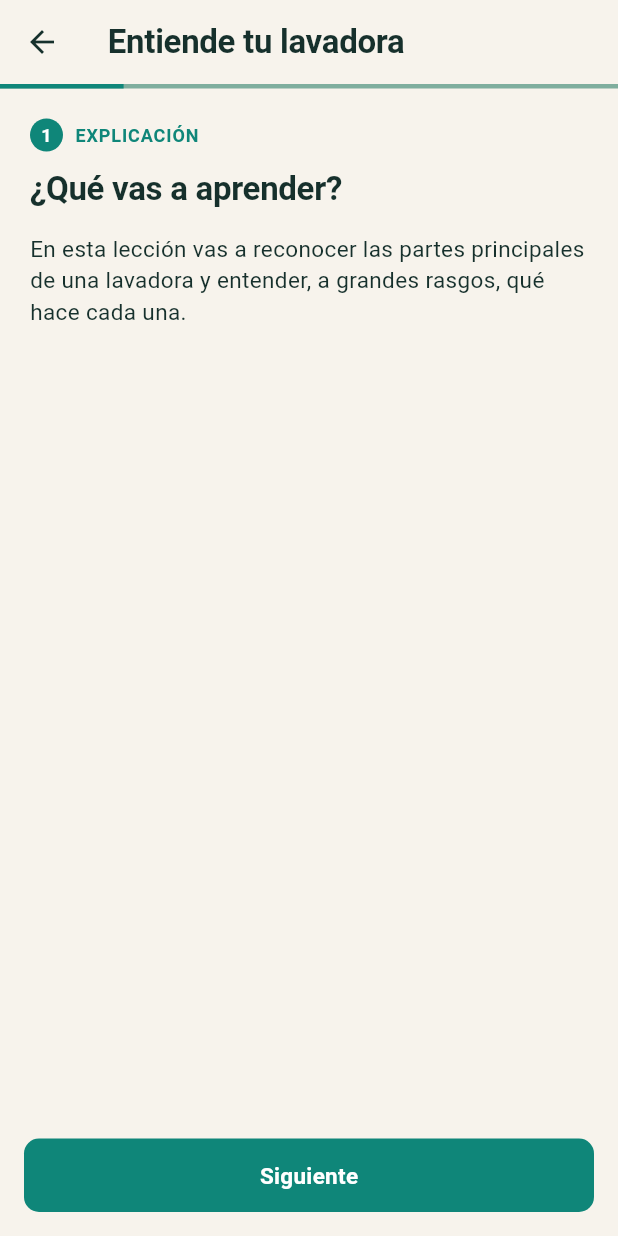
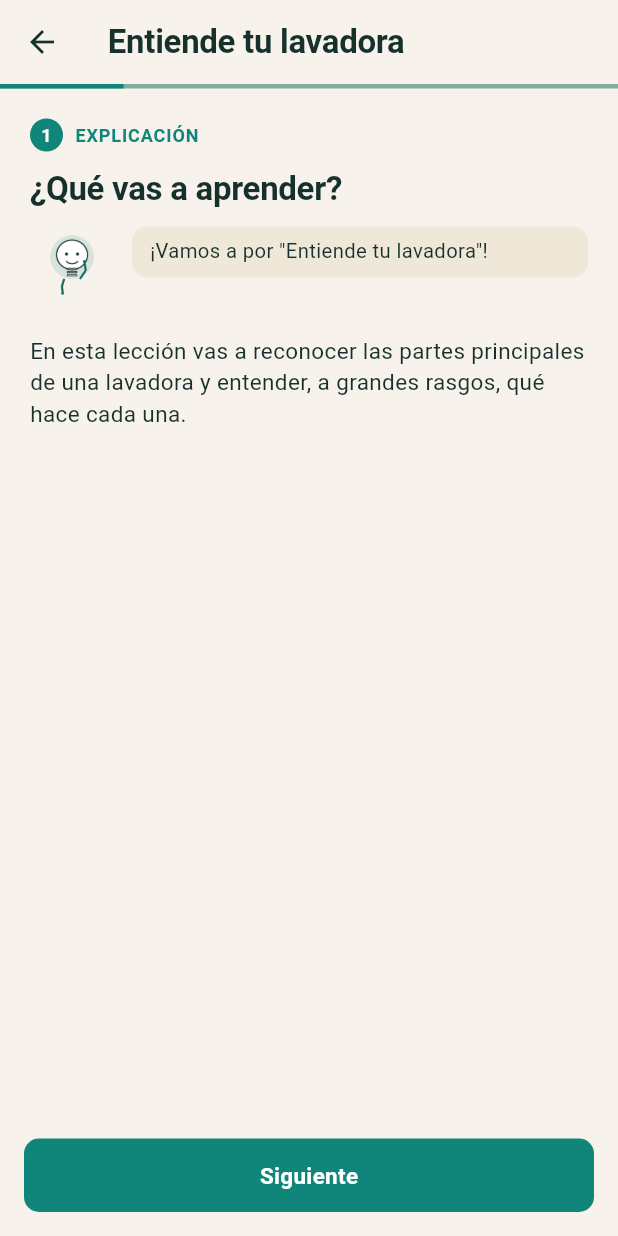
Before and after one commit to luisgc020300-beep/Lumio, a Flutter app: the LeccionScreen screen opened directly with sample values from the repository, on a phone screen of 412 x 824 dp. Run offline on Flutter 3.47's test engine with Material 3 defaults, Android fonts, the phone set to English and light mode, and no system bars; our stand-ins replace cached_network_image, cloud_firestore, cloud_functions, firebase_analytics, firebase_auth, firebase_core and 4 more; missing offline and left inert: firebase_app_check; accounts and stored records are empty.

Commit message:
feat: Lumio 2.0 Fase 2 -- profesor virtual 2D
Personaje reconocible (reutiliza la identidad de marca: el icono de
Lumio ya es una bombilla, aqui personificada) con 3 poses fijas --
saludo, celebrando, animando -- generadas localmente con el mismo
pipeline de ilustraciones ya usado. Mensajes contextuales fijos y
revisados en lib/data/mensajes_profesor.dart (NO hay generacion por IA
ni conversacion real: son frases ancladas al estado del alumno, con
rotacion deterministica por id de leccion para no repetir literalmente
el mismo mensaje en toda la app).

Integrado de forma selectiva en leccion_screen.dart (bienvenida del
primer paso, pista antes de responder el quiz, feedback tras acertar o
fallar junto al banner ya existente -- nunca lo sustituye --, y cierre
de leccion) y una tarjeta en home_tab.dart. No aparece en cada paso a
proposito, para no saturar la pantalla.

Sin voz, audio, IA generativa ni 3D -- confirmado que no se han tocado.

flutter analyze: 0 issues. flutter test: 40/40 + 1 skip ya documentado
(sin relacion con este cambio). La tarjeta de Inicio no tiene test
automatizado propio por la misma razon por la que home_tab.dart no
tenia ninguno antes de este cambio (StreamBuilder sobre Firebase real).

Co-Authored-By: Claude Sonnet 5 <noreply@anthropic.com>

```diff
--- /dev/null
+++ b/lib/data/mensajes_profesor.dart
@@ -0,0 +1,44 @@
+// lib/data/mensajes_profesor.dart
+//
+// Mensajes fijos y revisados del profesor virtual -- NO hay generación
+// por IA ni conversación real aquí: son frases ancladas al estado del
+// alumno (antes de responder / acierto / fallo / cierre de lección), no
+// al tema concreto de cada lección, para no tener que inventar contenido
+// educativo nuevo sin revisar por cada una de las lecciones del catálogo.
+// La rotación es determinista (por el id de la lección) solo para que no
+// se repita literalmente la misma frase en todas las pantallas.
+
+const _pistasComprobacion = [
+  'Piénsalo con calma, no hay prisa.',
+  'Fíjate bien en lo que acabas de leer.',
+  'Elige la opción que mejor encaje con lo que has aprendido.',
+];
+
+const _feedbackCorrecto = [
+  '¡Eso es! Lo has entendido.',
+  '¡Exacto! Vas muy bien.',
+];
+
+const _feedbackIncorrecto = [
+  'Casi. Mira la explicación y prueba otra vez.',
+  'No es esa -- fíjate en la pista y vuelve a intentarlo.',
+];
+
+const _cierresLeccion = [
+  '¡Lección completada! Cada vez entiendes mejor tu casa.',
+  '¡Así se hace! Un aparato menos que te resulte misterioso.',
+];
+
+String _rotar(List<String> opciones, String semilla) => opciones[semilla.hashCode.abs() % opciones.length];
+
+String saludoLeccion(String tituloLeccion) => '¡Vamos a por "$tituloLeccion"!';
+
+String pistaComprobacion(String leccionId) => _rotar(_pistasComprobacion, leccionId);
+
+String feedbackCorrecto(String leccionId) => _rotar(_feedbackCorrecto, '$leccionId-ok');
+
+String feedbackIncorrecto(String leccionId) => _rotar(_feedbackIncorrecto, '$leccionId-fail');
+
+String cierreLeccion(String leccionId) => _rotar(_cierresLeccion, leccionId);
+
+const String saludoHome = 'Dime qué aparato de casa quieres entender hoy.';
--- a/lib/screens/home_tab.dart
+++ b/lib/screens/home_tab.dart
@@ -3,6 +3,7 @@ import 'package:firebase_auth/firebase_auth.dart';
 import 'package:flutter/material.dart';
 
 import '../data/catalogo_lecciones.dart';
+import '../data/mensajes_profesor.dart';
 import '../models/electrodomestico.dart';
 import '../models/leccion.dart';
 import '../services/analytics_service.dart';
@@ -10,6 +11,7 @@ import '../services/electrodomestico_service.dart';
 import '../theme/categoria_estilos.dart';
 import '../theme/design_tokens.dart';
 import '../widgets/empty_state.dart';
+import '../widgets/profesor_lumio.dart';
 import 'ajustes_screen.dart';
 import 'camara_screen.dart';
 import 'diagnostico_screen.dart';
@@ -37,6 +39,8 @@ class HomeTab extends StatelessWidget {
       body: ListView(
         padding: const EdgeInsets.all(LumioSpace.s4),
         children: [
+          const ProfesorLumio(pose: PoseProfesor.saludo, mensaje: saludoHome),
+          const SizedBox(height: LumioSpace.s4),
           _TarjetaPrincipal(
             icon: Icons.photo_camera_outlined,
             titulo: 'Enséñame un aparato',
--- a/lib/screens/leccion_screen.dart
+++ b/lib/screens/leccion_screen.dart
@@ -1,10 +1,12 @@
 // lib/screens/leccion_screen.dart
 import 'package:flutter/material.dart';
 
+import '../data/mensajes_profesor.dart';
 import '../models/leccion.dart';
 import '../services/leccion_service.dart';
 import '../theme/design_tokens.dart';
 import '../widgets/app_error.dart';
+import '../widgets/profesor_lumio.dart';
 
 class LeccionScreen extends StatefulWidget {
   const LeccionScreen({required this.leccion, required this.progresoId, this.pasoInicial = 0, super.key});
@@ -29,6 +31,28 @@ class _LeccionScreenState extends State<LeccionScreen> {
   bool get _quizSinResponder {
     final paso = widget.leccion.pasos[_paso];
     return paso.opciones != null && _seleccionQuiz == null;
+  }
+
+  /// Dónde y con qué mensaje aparece el profesor virtual -- selectivo, no
+  /// en cada paso: solo en la bienvenida, en la comprobación (antes y
+  /// después de responder) y en el cierre, para no saturar la pantalla.
+  ({PoseProfesor pose, String mensaje})? _contextoProfesor(PasoLeccion paso) {
+    if (paso.tipo == TipoPasoLeccion.comprobacion && paso.opciones != null) {
+      if (_seleccionQuiz == null) {
+        return (pose: PoseProfesor.saludo, mensaje: pistaComprobacion(widget.leccion.id));
+      }
+      final acerto = _seleccionQuiz == paso.respuestaCorrecta;
+      return acerto
+          ? (pose: PoseProfesor.celebrando, mensaje: feedbackCorrecto(widget.leccion.id))
+          : (pose: PoseProfesor.animando, mensaje: feedbackIncorrecto(widget.leccion.id));
+    }
+    if (paso.tipo == TipoPasoLeccion.resumen) {
+      return (pose: PoseProfesor.celebrando, mensaje: cierreLeccion(widget.leccion.id));
+    }
+    if (_paso == 0) {
+      return (pose: PoseProfesor.saludo, mensaje: saludoLeccion(widget.leccion.titulo));
+    }
+    return null;
   }
 
   Future<void> _siguiente() async {
@@ -66,7 +90,7 @@ class _LeccionScreenState extends State<LeccionScreen> {
           mainAxisSize: MainAxisSize.min,
           crossAxisAlignment: CrossAxisAlignment.stretch,
           children: [
-            Icon(Icons.celebration_outlined, size: 40, color: context.colors.success),
+            ProfesorLumio(pose: PoseProfesor.celebrando, mensaje: cierreLeccion(widget.leccion.id)),
             const SizedBox(height: LumioSpace.s3),
             Text('¡Lección completada!', style: Theme.of(context).textTheme.titleMedium, textAlign: TextAlign.center),
             const SizedBox(height: LumioSpace.s2),
@@ -89,6 +113,7 @@ class _LeccionScreenState extends State<LeccionScreen> {
   Widget build(BuildContext context) {
     final paso = widget.leccion.pasos[_paso];
     final progreso = (_paso + 1) / widget.leccion.pasos.length;
+    final contextoProfesor = _contextoProfesor(paso);
 
     return Scaffold(
       appBar: AppBar(title: Text(widget.leccion.titulo, maxLines: 1, overflow: TextOverflow.ellipsis)),
@@ -114,6 +139,10 @@ class _LeccionScreenState extends State<LeccionScreen> {
                 ),
                 const SizedBox(height: 10),
                 Text(paso.titulo, style: Theme.of(context).textTheme.displaySmall?.copyWith(fontSize: 22)),
+                if (contextoProfesor != null) ...[
+                  const SizedBox(height: LumioSpace.s3),
+                  ProfesorLumio(pose: contextoProfesor.pose, mensaje: contextoProfesor.mensaje),
+                ],
                 if (paso.imagenAsset != null) ...[
                   const SizedBox(height: LumioSpace.s4),
                   _IlustracionPaso(asset: paso.imagenAsset!, descripcion: paso.titulo),
--- /dev/null
+++ b/lib/widgets/profesor_lumio.dart
@@ -0,0 +1,53 @@
+// lib/widgets/profesor_lumio.dart
+import 'package:flutter/material.dart';
+
+import '../theme/design_tokens.dart';
+
+enum PoseProfesor { saludo, celebrando, animando }
+
+extension on PoseProfesor {
+  String get asset => switch (this) {
+        PoseProfesor.saludo => 'assets/profesor/saludo.webp',
+        PoseProfesor.celebrando => 'assets/profesor/celebrando.webp',
+        PoseProfesor.animando => 'assets/profesor/animando.webp',
+      };
+}
+
+/// El profesor virtual de Lumio -- un personaje 2D fijo (ilustración
+/// estática por pose, nunca generada ni animada) con un mensaje
+/// contextual revisado a su lado. Ver lib/data/mensajes_profesor.dart
+/// para el origen de los mensajes.
+class ProfesorLumio extends StatelessWidget {
+  const ProfesorLumio({required this.pose, required this.mensaje, super.key});
+
+  final PoseProfesor pose;
+  final String mensaje;
+
+  @override
+  Widget build(BuildContext context) {
+    return Semantics(
+      label: mensaje,
+      child: Row(
+        crossAxisAlignment: CrossAxisAlignment.start,
+        children: [
+          ExcludeSemantics(
+            child: Image.asset(pose.asset, width: 56, height: 56),
+          ),
+          const SizedBox(width: LumioSpace.s3),
+          Expanded(
+            child: ExcludeSemantics(
+              child: Container(
+                padding: const EdgeInsets.symmetric(horizontal: LumioSpace.s3, vertical: LumioSpace.s2),
+                decoration: BoxDecoration(
+                  color: context.colors.surfaceMuted,
+                  borderRadius: BorderRadius.circular(LumioRadius.sm),
+                ),
+                child: Text(mensaje, style: TextStyle(fontSize: 13.5, color: context.colors.ink, height: 1.3)),
+              ),
+            ),
+          ),
+        ],
+      ),
+    );
+  }
+}
--- a/pubspec.yaml
+++ b/pubspec.yaml
@@ -83,6 +83,7 @@ flutter:
     - assets/lecciones/lavadora_entender/
     - assets/lecciones/radiador_entender/
     - assets/lecciones/grifo_entender/
+    - assets/profesor/
 
   # To add assets to your application, add an assets section, like this:
   # assets:
```
Also changed, not shown: assets/profesor/animando.webp (added), assets/profesor/celebrando.webp (added), assets/profesor/saludo.webp (added), 3 other files.
